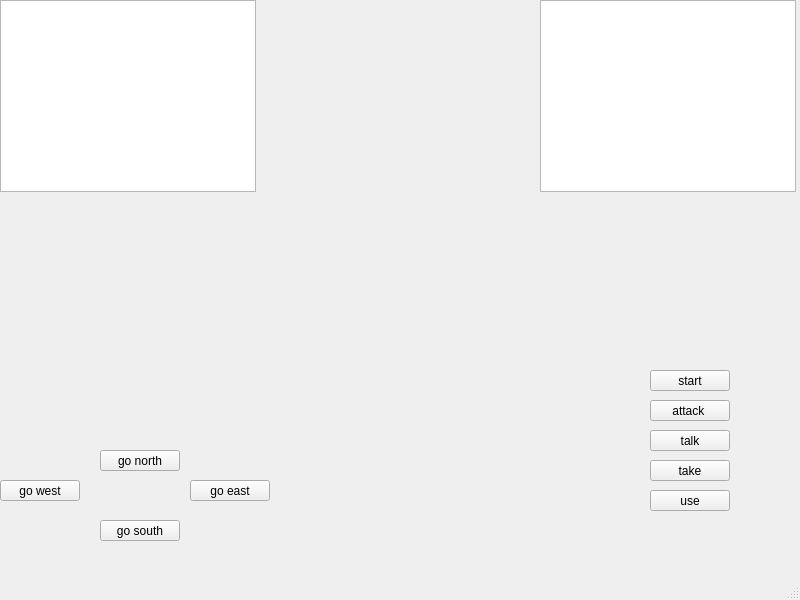
First picture: the form in Src Files/mainwindow.ui, repository calvin224/Zork, before the edit.
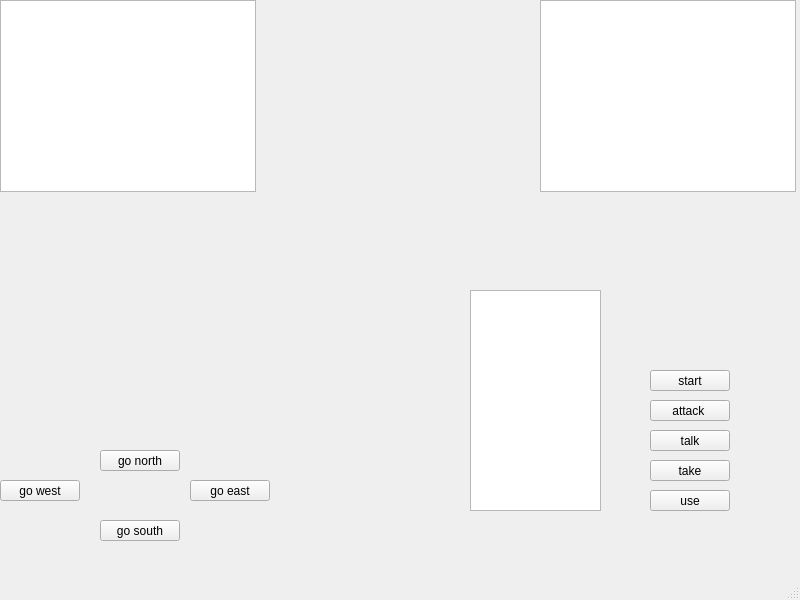
Second picture: the form after the edit.

```diff
--- a/Src Files/mainwindow.ui
+++ b/Src Files/mainwindow.ui
@@ -151,6 +151,16 @@
      <string>use</string>
     </property>
    </widget>
+   <widget class="QTextBrowser" name="textBrowser_3">
+    <property name="geometry">
+     <rect>
+      <x>470</x>
+      <y>290</y>
+      <width>131</width>
+      <height>221</height>
+     </rect>
+    </property>
+   </widget>
   </widget>
   <widget class="QMenuBar" name="menubar">
    <property name="geometry">
```
